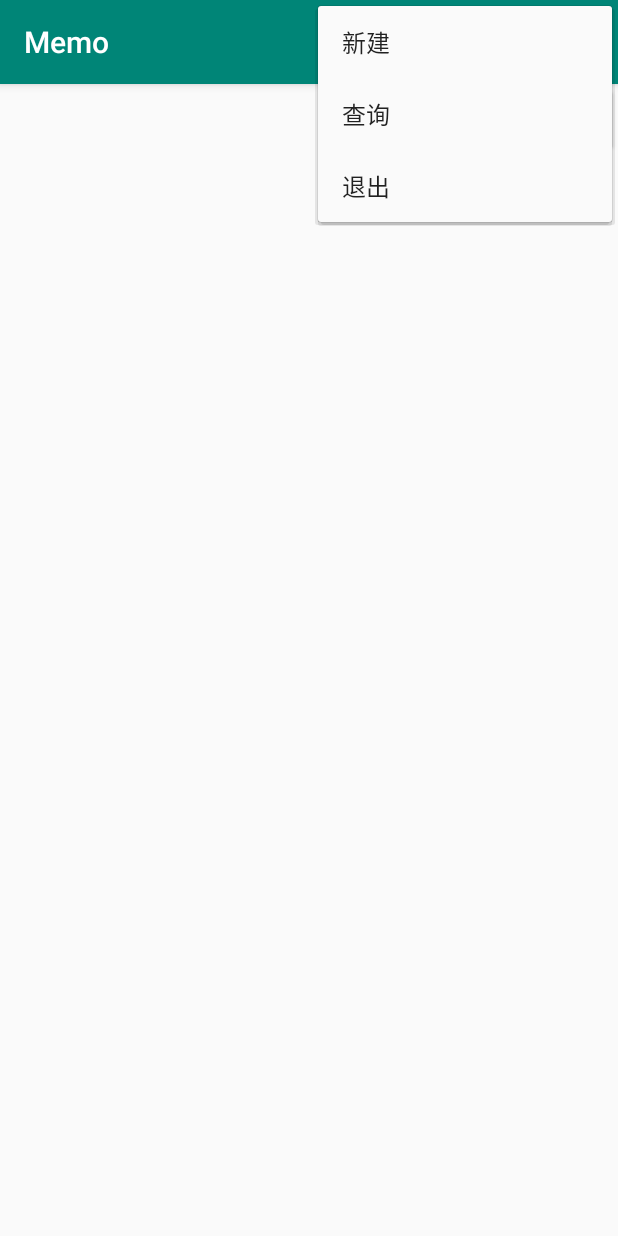
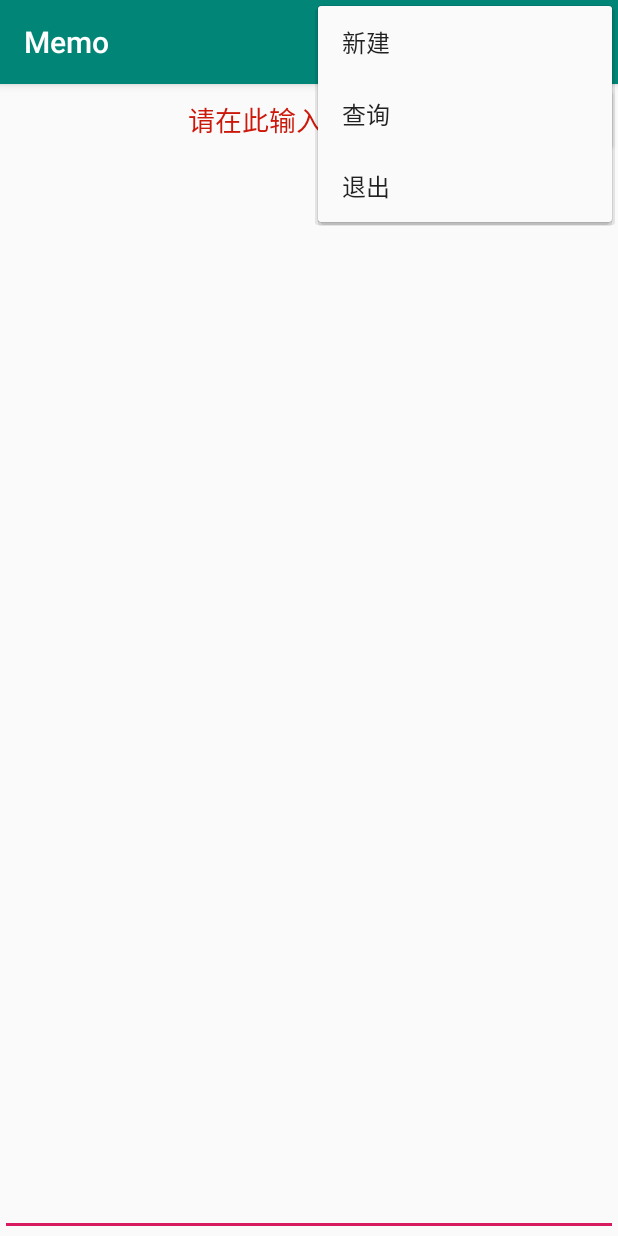
Before and after one commit to CheYuHeng/Android_Subject_Che, an Android app: the screen it shows after launch (MainActivity), with the options menu open, on a phone screen of 412 x 824 dp. Run offline under Robolectric (Android 15) with nearby library versions, the phone set to English and light mode, and no system bars.

Commit message:
实验二，记事本

```diff
--- a/Memo/app/src/main/res/layout/activity_main.xml
+++ b/Memo/app/src/main/res/layout/activity_main.xml
@@ -6,10 +6,35 @@
     xmlns:tools="http://schemas.android.com/tools"
     android:layout_height="match_parent"
     tools:context=".MainActivity">
-    <fragment
-        android:id="@+id/list_title"
-        android:name="fragment.TitleFragment"
+
+<!--    <fragment-->
+<!--        android:id="@+id/list_title"-->
+<!--        android:name="fragment.TitleFragment"-->
+<!--        android:layout_width="match_parent"-->
+<!--        android:layout_height="match_parent"-->
+<!--        android:layout_weight="1"/>-->
+
+    <FrameLayout
         android:layout_width="match_parent"
-        android:layout_height="match_parent"
-        android:layout_weight="1"/>
+        android:layout_height="match_parent">
+        <EditText
+            android:id="@+id/search"
+            android:layout_width="match_parent"
+            android:layout_height="match_parent"
+            android:gravity="top|center_horizontal"
+            android:hint="请在此输入查询内容"
+            android:textColorHint="#CC180B" />
+        <ListView
+            android:id="@+id/layout_listview"
+            android:layout_width="match_parent"
+            android:layout_height="match_parent">
+        </ListView>
+        <Button
+            android:id="@+id/new_record"
+            android:layout_width="wrap_content"
+            android:layout_height="wrap_content"
+            android:layout_gravity="top|end"
+            android:text="新建备忘录"
+            />
+    </FrameLayout>
 </androidx.constraintlayout.widget.ConstraintLayout>
```
Also changed, not shown: Memo/app/src/main/java/com/example/memo/MainActivity.java (+59 -2 lines), Memo/app/src/main/java/com/example/memo/New_Record.java (+0 -23 lines), Memo/app/src/main/res/layout/list_title.xml (+7 -0 lines).
